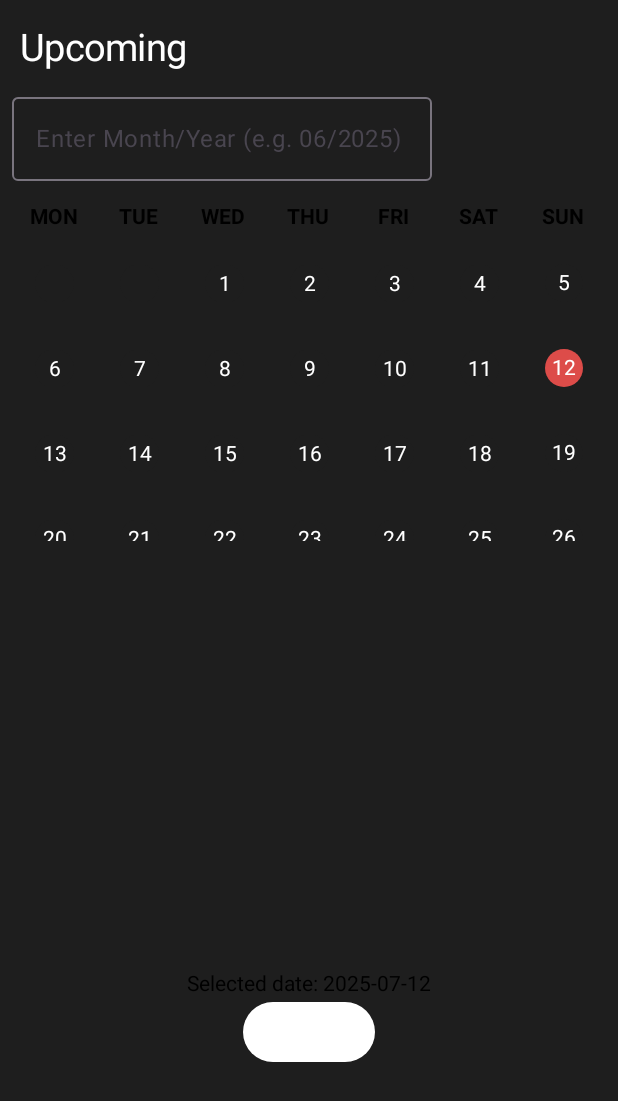
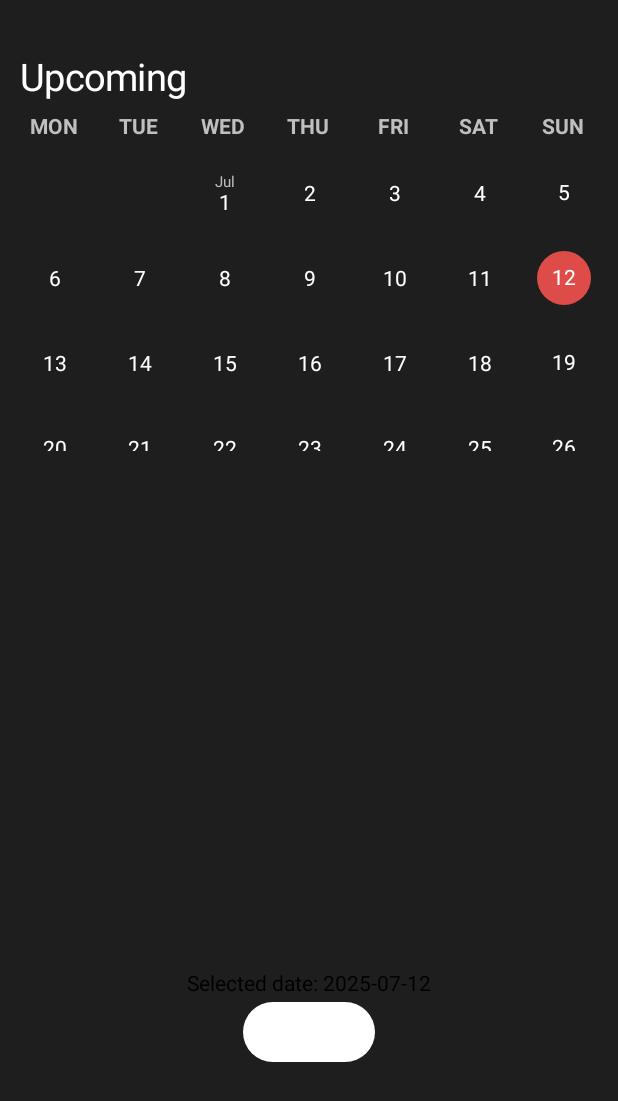
Before and after one commit to DTIXD/Everyday-Tasks, an Android app built with Jetpack Compose: the DatePage screen opened through its navigation route, on a phone screen of 412 x 824 dp. Shown: the top 1101 px of the screen. Run offline under Robolectric (Android 15) with nearby library versions, the phone set to English and light mode, and no system bars; our stand-ins replace Firebase (no records; nobody signed in at launch, a user with empty details on screens opened directly).

Commit message:
Better Design

```diff
--- a/app/src/main/java/com/example/everydaytasks/ui/theme/Color.kt
+++ b/app/src/main/java/com/example/everydaytasks/ui/theme/Color.kt
@@ -12,7 +12,6 @@ val Pink40 = Color(0xFF7D5260)
 
 val Biruz = Color(0xFF367E7F)
 val AlmostWhite = Color(0xFFFFFCE1)
-val DarkerThanAlmostWhite = Color(0xFFF2F5DA)
 val LoginButtonColor = Color(0xFF52AB9F)
 val TextColor = Color(0xFF6AAD94)
 val TextFieldColor = Color(0xFFEEF4CE)
@@ -26,3 +25,4 @@ val AddButtonBGColor = Color(0xFFDD4C49)
 val SelectedItemColor = Color(0xFFDD4C49)
 val UnSelectedItemColor = Color(0xFFD0D0D0)
 val SelectedItemBGColor = Color(0xFF482424)
+val SendButtonBGColor = Color(0xFF4D4D4D)
--- a/app/src/main/java/com/example/everydaytasks/ui/theme/bottommenu/BottomMenuBar.kt
+++ b/app/src/main/java/com/example/everydaytasks/ui/theme/bottommenu/BottomMenuBar.kt
@@ -3,27 +3,22 @@ package com.example.everydaytasks.ui.theme.bottommenu
 import com.example.everydaytasks.R
 
 sealed class BottomMenuBar(
-    val route: String,
     val title: String,
     val iconId: Int
 ) {
     object Today: BottomMenuBar(
-        route = "",
         title = "Today",
         iconId = R.drawable.ic_today
     )
     object Month: BottomMenuBar(
-        route = "",
         title = "Upcoming",
         iconId = R.drawable.ic_month
     )
     object Search: BottomMenuBar(
-        route = "",
         title = "Search",
         iconId = R.drawable.ic_search
     )
     object Review: BottomMenuBar(
-        route = "",
         title = "Review",
         iconId = R.drawable.ic_reviev
     )
--- a/app/src/main/java/com/example/everydaytasks/ui/theme/date/DateSceen.kt
+++ b/app/src/main/java/com/example/everydaytasks/ui/theme/date/DateSceen.kt
@@ -17,10 +17,8 @@ import androidx.compose.foundation.layout.padding
 import androidx.compose.foundation.lazy.grid.GridCells
 import androidx.compose.foundation.lazy.grid.LazyVerticalGrid
 import androidx.compose.foundation.shape.RoundedCornerShape
-import androidx.compose.foundation.text.KeyboardOptions
 import androidx.compose.material3.Button
 import androidx.compose.material3.ButtonDefaults
-import androidx.compose.material3.OutlinedTextField
 import androidx.compose.material3.Text
 import androidx.compose.runtime.Composable
 import androidx.compose.runtime.DisposableEffect
@@ -34,7 +32,6 @@ import androidx.compose.ui.Modifier
 import androidx.compose.ui.draw.clip
 import androidx.compose.ui.graphics.Color
 import androidx.compose.ui.text.font.FontWeight
-import androidx.compose.ui.text.input.KeyboardType
 import androidx.compose.ui.text.style.TextAlign
 import androidx.compose.ui.unit.dp
 import androidx.compose.ui.unit.sp
@@ -42,6 +39,7 @@ import androidx.lifecycle.Lifecycle
 import androidx.lifecycle.LifecycleEventObserver
 import androidx.lifecycle.compose.LocalLifecycleOwner
 import com.example.everydaytasks.ui.theme.BGColor
+import com.example.everydaytasks.ui.theme.CaptionTextColor
 import com.example.everydaytasks.ui.theme.SelectedItemColor
 import com.example.everydaytasks.ui.theme.progress.ProgressScreenDataObject
 import com.google.firebase.firestore.ktx.firestore
@@ -58,9 +56,6 @@ import java.time.format.DateTimeFormatter
 fun DatePage(
     modifier: Modifier = Modifier
 ) {
-    var input by remember {
-        mutableStateOf("")
-    }
     var selectedYearMonth by remember {
         mutableStateOf(
             YearMonth.now()
@@ -111,14 +106,16 @@ fun DatePage(
             .background(
                 color = BGColor
             )
-            .padding(horizontal = 8.dp, vertical = 12.dp)
-
+            .padding(
+                horizontal = 8.dp,
+                vertical = 12.dp
+            )
     ) {
         Column {
             Text(
                 modifier = Modifier
                     .padding(
-                        top = 5.dp,
+                        top = 25.dp,
                         start = 5.dp,
                         end = 5.dp
                     ),
@@ -130,41 +127,6 @@ fun DatePage(
                 modifier = Modifier
                     .height(10.dp)
             )
-            OutlinedTextField(
-                value = input,
-                onValueChange = {
-                    input = it
-                    val parts = it.split("/")
-                    if (parts.size == 2) {
-                        val month = parts[0]
-                            .toIntOrNull()
-                        val year = parts[1]
-                            .toIntOrNull()
-                        if (
-                            month != null
-                            && year != null
-                            && month in 1..12
-                        ) {
-                            selectedYearMonth = YearMonth.of(
-                                year,
-                                month
-                            )
-                        }
-                    }
-                },
-                label = {
-                    Text("Enter Month/Year (e.g. 06/2025)")
-                },
-                keyboardOptions = KeyboardOptions(
-                    keyboardType = KeyboardType.Text
-                )
-            )
-
-            Spacer(
-                modifier = Modifier
-                    .height(16.dp)
-            )
-
             Row(
                 Modifier
                     .fillMaxWidth(),
@@ -175,7 +137,8 @@ fun DatePage(
                         text = it.name.take(3),
                         modifier = Modifier.weight(1f),
                         textAlign = TextAlign.Center,
-                        fontWeight = FontWeight.Bold
+                        fontWeight = FontWeight.Bold,
+                        color = CaptionTextColor
                     )
                 }
             }
@@ -216,12 +179,23 @@ fun DatePage(
                 items(days.size) { index ->
                     val day = days[index]
                     val dayDate = day
+
+                    val isFirstDay = day?.dayOfMonth == 1
+
                     Box(
                         modifier = Modifier
-                            .padding(15.dp)
-                            .aspectRatio(1f)
-                            .clip(
-                                RoundedCornerShape(26.dp)
+                            .padding(10.dp)
+                            .then(
+                                if (isFirstDay) Modifier
+                                    .aspectRatio(1f)
+                                    .clip(
+                                        RoundedCornerShape(4.dp)
+                                    )
+                                else Modifier
+                                    .aspectRatio(1f)
+                                    .clip(
+                                        RoundedCornerShape(26.dp)
+                                    )
                             )
                             .background(
                                 when {
@@ -237,10 +211,29 @@ fun DatePage(
                         contentAlignment = Alignment.Center
                     ) {
                         days[index]?.let {
-                            Text(
-                                text = it.dayOfMonth.toString(),
-                                color = Color.White
-                            )
+                            Column(
+                                horizontalAlignment = Alignment.CenterHorizontally,
+                                verticalArrangement = Arrangement.Center
+                            ) {
+                                if (it.dayOfMonth == 1) {
+                                    Text(
+                                        text = it.month
+                                            .name.take(3)
+                                            .lowercase()
+                                            .replaceFirstChar {
+                                                c -> c.uppercase()
+                                            },
+                                        fontSize = 10.sp,
+                                        color = CaptionTextColor
+                                    )
+                                }
+                                Text(
+                                    text = it.dayOfMonth
+                                        .toString(),
+                                    color = Color.White,
+                                    fontSize = 14.sp
+                                )
+                            }
                         }
                     }
                 }
--- /dev/null
+++ b/app/src/main/res/drawable/addbutton.xml
@@ -0,0 +1,5 @@
+<vector xmlns:android="http://schemas.android.com/apk/res/android" android:autoMirrored="true" android:height="24dp" android:tint="#FFFFFF" android:viewportHeight="24" android:viewportWidth="24" android:width="24dp">
+
+    <path android:fillColor="@android:color/white" android:pathData="M2.01,21L23,12 2.01,3 2,10l15,2 -15,2z"/>
+
+</vector>
```
Also changed, not shown: app/src/main/java/com/example/everydaytasks/MainActivity.kt (+63 -71 lines), app/src/main/java/com/example/everydaytasks/ui/theme/SavedCode.kt (+48 -0 lines), app/src/main/java/com/example/everydaytasks/ui/theme/progress/ProgressScreen.kt (+7 -3 lines), app/src/main/java/com/example/everydaytasks/ui/theme/review/ReviewScreen.kt (+10 -3 lines), app/src/main/java/com/example/everydaytasks/ui/theme/search/SearchScreen.kt (+10 -3 lines), app/src/main/res/drawable/addbutton.png (deleted).
